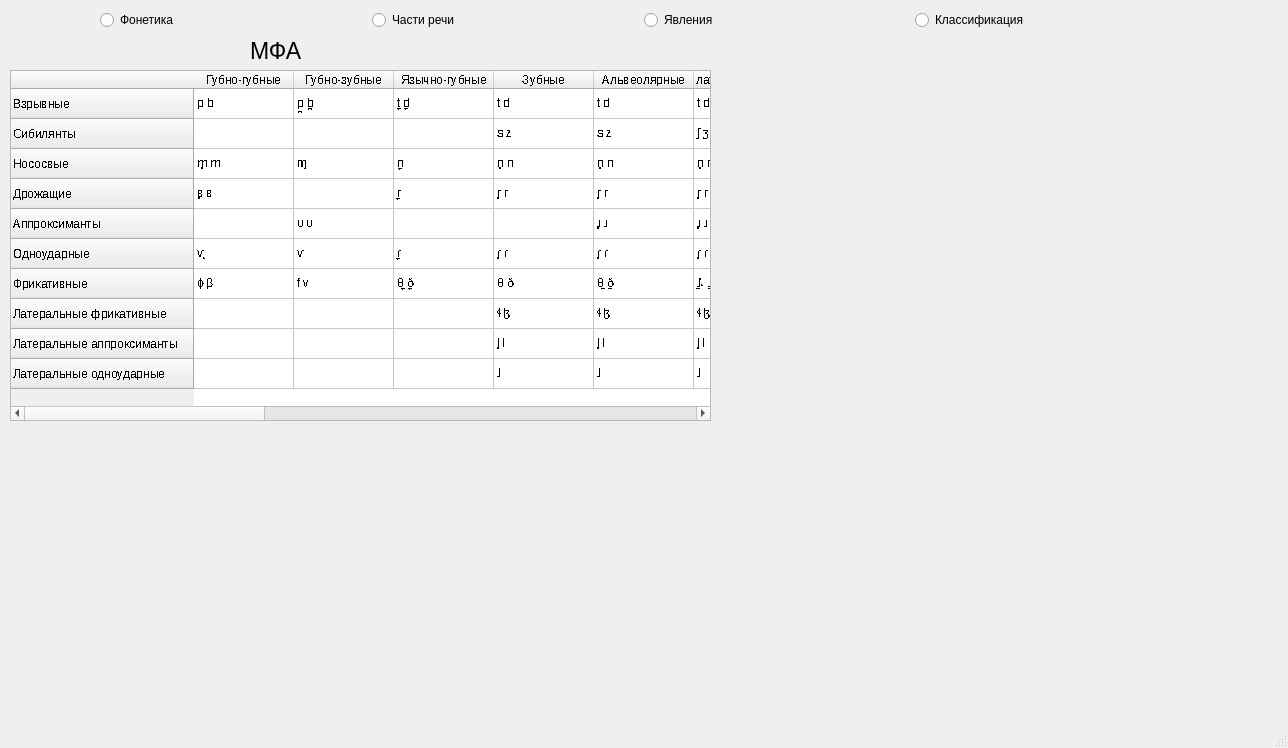
Qt form first_sep.ui (mosheadd/QtLang) before a commit.
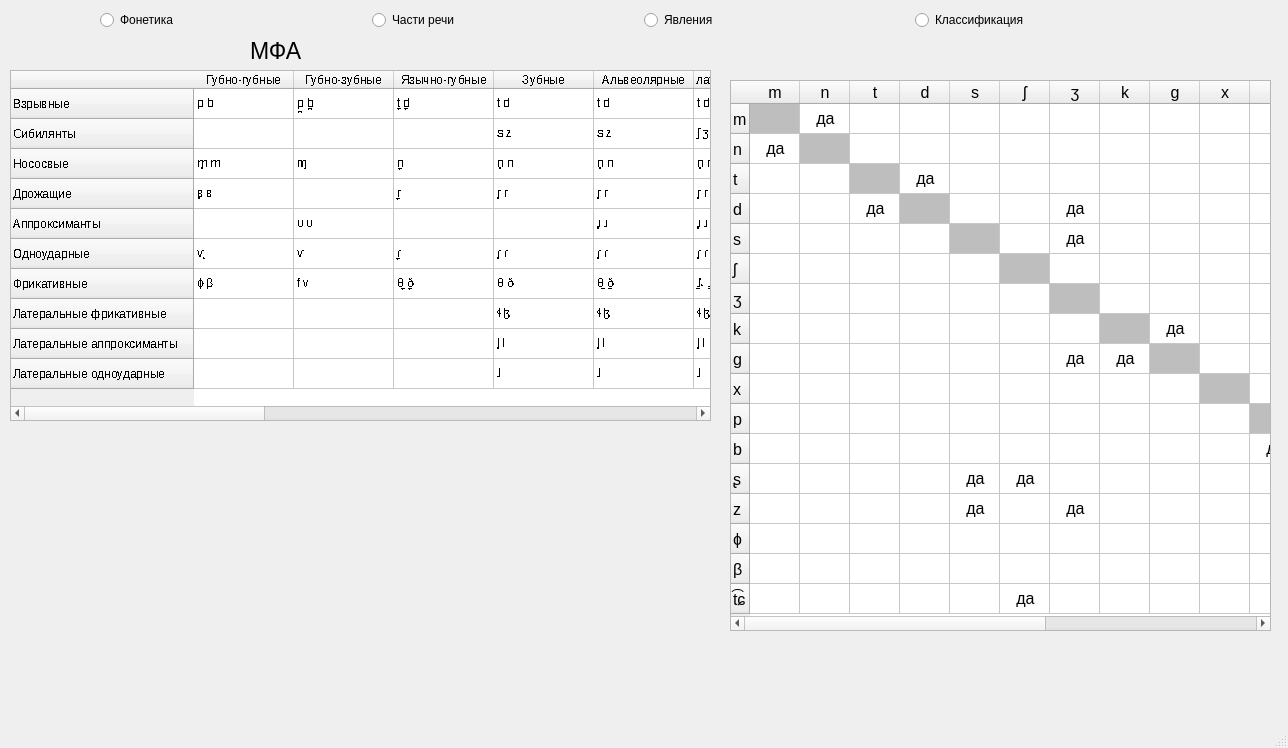
The same form after that commit. Icons and pictures are not drawn.

Commit message: Добавил переходы звуков

```diff
--- a/first_sep.ui
+++ b/first_sep.ui
@@ -677,6 +677,596 @@
      <string>&lt;html&gt;&lt;head/&gt;&lt;body&gt;&lt;p&gt;&lt;img src=&quot;:/vocals/glasnyie.png&quot;/&gt;&lt;/p&gt;&lt;/body&gt;&lt;/html&gt;</string>
     </property>
    </widget>
+   <widget class="QTableWidget" name="tableWidget_2">
+    <property name="geometry">
+     <rect>
+      <x>730</x>
+      <y>80</y>
+      <width>541</width>
+      <height>551</height>
+     </rect>
+    </property>
+    <property name="font">
+     <font>
+      <pointsize>12</pointsize>
+     </font>
+    </property>
+    <attribute name="horizontalHeaderDefaultSectionSize">
+     <number>50</number>
+    </attribute>
+    <row>
+     <property name="text">
+      <string>m</string>
+     </property>
+    </row>
+    <row>
+     <property name="text">
+      <string>n</string>
+     </property>
+    </row>
+    <row>
+     <property name="text">
+      <string>t</string>
+     </property>
+    </row>
+    <row>
+     <property name="text">
+      <string>d</string>
+     </property>
+    </row>
+    <row>
+     <property name="text">
+      <string>s</string>
+     </property>
+    </row>
+    <row>
+     <property name="text">
+      <string>ʃ</string>
+     </property>
+    </row>
+    <row>
+     <property name="text">
+      <string>ʒ</string>
+     </property>
+    </row>
+    <row>
+     <property name="text">
+      <string>k</string>
+     </property>
+    </row>
+    <row>
+     <property name="text">
+      <string>g</string>
+     </property>
+    </row>
+    <row>
+     <property name="text">
+      <string>х</string>
+     </property>
+    </row>
+    <row>
+     <property name="text">
+      <string>p</string>
+     </property>
+    </row>
+    <row>
+     <property name="text">
+      <string>b</string>
+     </property>
+    </row>
+    <row>
+     <property name="text">
+      <string>ʂ</string>
+     </property>
+    </row>
+    <row>
+     <property name="text">
+      <string>z</string>
+     </property>
+    </row>
+    <row>
+     <property name="text">
+      <string>ɸ</string>
+     </property>
+    </row>
+    <row>
+     <property name="text">
+      <string>β</string>
+     </property>
+    </row>
+    <row>
+     <property name="text">
+      <string>t͡ɕ</string>
+     </property>
+    </row>
+    <column>
+     <property name="text">
+      <string>m</string>
+     </property>
+    </column>
+    <column>
+     <property name="text">
+      <string>n</string>
+     </property>
+    </column>
+    <column>
+     <property name="text">
+      <string>t</string>
+     </property>
+    </column>
+    <column>
+     <property name="text">
+      <string>d</string>
+     </property>
+    </column>
+    <column>
+     <property name="text">
+      <string>s</string>
+     </property>
+    </column>
+    <column>
+     <property name="text">
+      <string>ʃ</string>
+     </property>
+    </column>
+    <column>
+     <property name="text">
+      <string>ʒ</string>
+     </property>
+    </column>
+    <column>
+     <property name="text">
+      <string>k</string>
+     </property>
+    </column>
+    <column>
+     <property name="text">
+      <string>g</string>
+     </property>
+    </column>
+    <column>
+     <property name="text">
+      <string>х</string>
+     </property>
+    </column>
+    <column>
+     <property name="text">
+      <string>p</string>
+     </property>
+    </column>
+    <column>
+     <property name="text">
+      <string>b</string>
+     </property>
+    </column>
+    <column>
+     <property name="text">
+      <string>ʂ</string>
+     </property>
+    </column>
+    <column>
+     <property name="text">
+      <string>z</string>
+     </property>
+    </column>
+    <column>
+     <property name="text">
+      <string>ф</string>
+     </property>
+    </column>
+    <column>
+     <property name="text">
+      <string>β</string>
+     </property>
+    </column>
+    <column>
+     <property name="text">
+      <string>t͡ɕ</string>
+     </property>
+    </column>
+    <item row="0" column="0">
+     <property name="text">
+      <string/>
+     </property>
+     <property name="background">
+      <brush brushstyle="SolidPattern">
+       <color alpha="255">
+        <red>190</red>
+        <green>190</green>
+        <blue>190</blue>
+       </color>
+      </brush>
+     </property>
+     <property name="foreground">
+      <brush brushstyle="NoBrush">
+       <color alpha="255">
+        <red>190</red>
+        <green>190</green>
+        <blue>190</blue>
+       </color>
+      </brush>
+     </property>
+    </item>
+    <item row="0" column="1">
+     <property name="text">
+      <string>   да</string>
+     </property>
+    </item>
+    <item row="1" column="0">
+     <property name="text">
+      <string>   да</string>
+     </property>
+    </item>
+    <item row="1" column="1">
+     <property name="text">
+      <string/>
+     </property>
+     <property name="background">
+      <brush brushstyle="SolidPattern">
+       <color alpha="255">
+        <red>190</red>
+        <green>190</green>
+        <blue>190</blue>
+       </color>
+      </brush>
+     </property>
+    </item>
+    <item row="2" column="0">
+     <property name="text">
+      <string/>
+     </property>
+    </item>
+    <item row="2" column="1">
+     <property name="text">
+      <string/>
+     </property>
+    </item>
+    <item row="2" column="2">
+     <property name="text">
+      <string/>
+     </property>
+     <property name="background">
+      <brush brushstyle="SolidPattern">
+       <color alpha="255">
+        <red>190</red>
+        <green>190</green>
+        <blue>190</blue>
+       </color>
+      </brush>
+     </property>
+    </item>
+    <item row="2" column="3">
+     <property name="text">
+      <string>   да</string>
+     </property>
+    </item>
+    <item row="2" column="16">
+     <property name="text">
+      <string>   да</string>
+     </property>
+    </item>
+    <item row="3" column="2">
+     <property name="text">
+      <string>   да</string>
+     </property>
+    </item>
+    <item row="3" column="3">
+     <property name="text">
+      <string/>
+     </property>
+     <property name="background">
+      <brush brushstyle="SolidPattern">
+       <color alpha="255">
+        <red>190</red>
+        <green>190</green>
+        <blue>190</blue>
+       </color>
+      </brush>
+     </property>
+    </item>
+    <item row="3" column="6">
+     <property name="text">
+      <string>   да</string>
+     </property>
+    </item>
+    <item row="4" column="4">
+     <property name="text">
+      <string/>
+     </property>
+     <property name="background">
+      <brush brushstyle="SolidPattern">
+       <color alpha="255">
+        <red>190</red>
+        <green>190</green>
+        <blue>190</blue>
+       </color>
+      </brush>
+     </property>
+    </item>
+    <item row="4" column="6">
+     <property name="text">
+      <string>   да</string>
+     </property>
+    </item>
+    <item row="4" column="12">
+     <property name="text">
+      <string>   да</string>
+     </property>
+    </item>
+    <item row="5" column="5">
+     <property name="text">
+      <string/>
+     </property>
+     <property name="background">
+      <brush brushstyle="SolidPattern">
+       <color alpha="255">
+        <red>190</red>
+        <green>190</green>
+        <blue>190</blue>
+       </color>
+      </brush>
+     </property>
+    </item>
+    <item row="5" column="12">
+     <property name="text">
+      <string>   да</string>
+     </property>
+    </item>
+    <item row="5" column="16">
+     <property name="text">
+      <string>   да</string>
+     </property>
+    </item>
+    <item row="6" column="6">
+     <property name="text">
+      <string/>
+     </property>
+     <property name="background">
+      <brush brushstyle="SolidPattern">
+       <color alpha="255">
+        <red>190</red>
+        <green>190</green>
+        <blue>190</blue>
+       </color>
+      </brush>
+     </property>
+    </item>
+    <item row="7" column="7">
+     <property name="text">
+      <string/>
+     </property>
+     <property name="background">
+      <brush brushstyle="SolidPattern">
+       <color alpha="255">
+        <red>190</red>
+        <green>190</green>
+        <blue>190</blue>
+       </color>
+      </brush>
+     </property>
+    </item>
+    <item row="7" column="8">
+     <property name="text">
+      <string>   да</string>
+     </property>
+    </item>
+    <item row="7" column="16">
+     <property name="text">
+      <string>   да</string>
+     </property>
+    </item>
+    <item row="8" column="0">
+     <property name="text">
+      <string/>
+     </property>
+    </item>
+    <item row="8" column="6">
+     <property name="text">
+      <string>   да</string>
+     </property>
+    </item>
+    <item row="8" column="7">
+     <property name="text">
+      <string>   да</string>
+     </property>
+    </item>
+    <item row="8" column="8">
+     <property name="text">
+      <string/>
+     </property>
+     <property name="background">
+      <brush brushstyle="SolidPattern">
+       <color alpha="255">
+        <red>190</red>
+        <green>190</green>
+        <blue>190</blue>
+       </color>
+      </brush>
+     </property>
+    </item>
+    <item row="8" column="13">
+     <property name="text">
+      <string>   да</string>
+     </property>
+    </item>
+    <item row="9" column="9">
+     <property name="text">
+      <string/>
+     </property>
+     <property name="background">
+      <brush brushstyle="SolidPattern">
+       <color alpha="255">
+        <red>190</red>
+        <green>190</green>
+        <blue>190</blue>
+       </color>
+      </brush>
+     </property>
+    </item>
+    <item row="9" column="12">
+     <property name="text">
+      <string>   да</string>
+     </property>
+    </item>
+    <item row="10" column="10">
+     <property name="text">
+      <string/>
+     </property>
+     <property name="background">
+      <brush brushstyle="SolidPattern">
+       <color alpha="255">
+        <red>190</red>
+        <green>190</green>
+        <blue>190</blue>
+       </color>
+      </brush>
+     </property>
+    </item>
+    <item row="10" column="11">
+     <property name="text">
+      <string>   да</string>
+     </property>
+    </item>
+    <item row="10" column="14">
+     <property name="text">
+      <string>   да</string>
+     </property>
+    </item>
+    <item row="11" column="10">
+     <property name="text">
+      <string>   да</string>
+     </property>
+    </item>
+    <item row="11" column="11">
+     <property name="text">
+      <string/>
+     </property>
+     <property name="background">
+      <brush brushstyle="SolidPattern">
+       <color alpha="255">
+        <red>190</red>
+        <green>190</green>
+        <blue>190</blue>
+       </color>
+      </brush>
+     </property>
+    </item>
+    <item row="12" column="4">
+     <property name="text">
+      <string>   да</string>
+     </property>
+    </item>
+    <item row="12" column="5">
+     <property name="text">
+      <string>   да</string>
+     </property>
+    </item>
+    <item row="12" column="12">
+     <property name="text">
+      <string/>
+     </property>
+     <property name="background">
+      <brush brushstyle="SolidPattern">
+       <color alpha="255">
+        <red>190</red>
+        <green>190</green>
+        <blue>190</blue>
+       </color>
+      </brush>
+     </property>
+    </item>
+    <item row="13" column="4">
+     <property name="text">
+      <string>   да</string>
+     </property>
+    </item>
+    <item row="13" column="5">
+     <property name="text">
+      <string/>
+     </property>
+    </item>
+    <item row="13" column="6">
+     <property name="text">
+      <string>   да</string>
+     </property>
+    </item>
+    <item row="13" column="13">
+     <property name="text">
+      <string/>
+     </property>
+     <property name="background">
+      <brush brushstyle="SolidPattern">
+       <color alpha="255">
+        <red>190</red>
+        <green>190</green>
+        <blue>190</blue>
+       </color>
+      </brush>
+     </property>
+    </item>
+    <item row="14" column="14">
+     <property name="text">
+      <string/>
+     </property>
+     <property name="background">
+      <brush brushstyle="SolidPattern">
+       <color alpha="255">
+        <red>190</red>
+        <green>190</green>
+        <blue>190</blue>
+       </color>
+      </brush>
+     </property>
+    </item>
+    <item row="14" column="15">
+     <property name="text">
+      <string>   да</string>
+     </property>
+    </item>
+    <item row="15" column="14">
+     <property name="text">
+      <string>   да</string>
+     </property>
+    </item>
+    <item row="15" column="15">
+     <property name="text">
+      <string/>
+     </property>
+     <property name="background">
+      <brush brushstyle="SolidPattern">
+       <color alpha="255">
+        <red>190</red>
+        <green>190</green>
+        <blue>190</blue>
+       </color>
+      </brush>
+     </property>
+    </item>
+    <item row="16" column="5">
+     <property name="text">
+      <string>   да</string>
+     </property>
+    </item>
+    <item row="16" column="12">
+     <property name="text">
+      <string>   да</string>
+     </property>
+    </item>
+    <item row="16" column="16">
+     <property name="text">
+      <string/>
+     </property>
+     <property name="background">
+      <brush brushstyle="SolidPattern">
+       <color alpha="255">
+        <red>190</red>
+        <green>190</green>
+        <blue>190</blue>
+       </color>
+      </brush>
+     </property>
+    </item>
+   </widget>
   </widget>
   <widget class="QMenuBar" name="menubar">
    <property name="geometry">
```
The commit also changes 2 other files.
